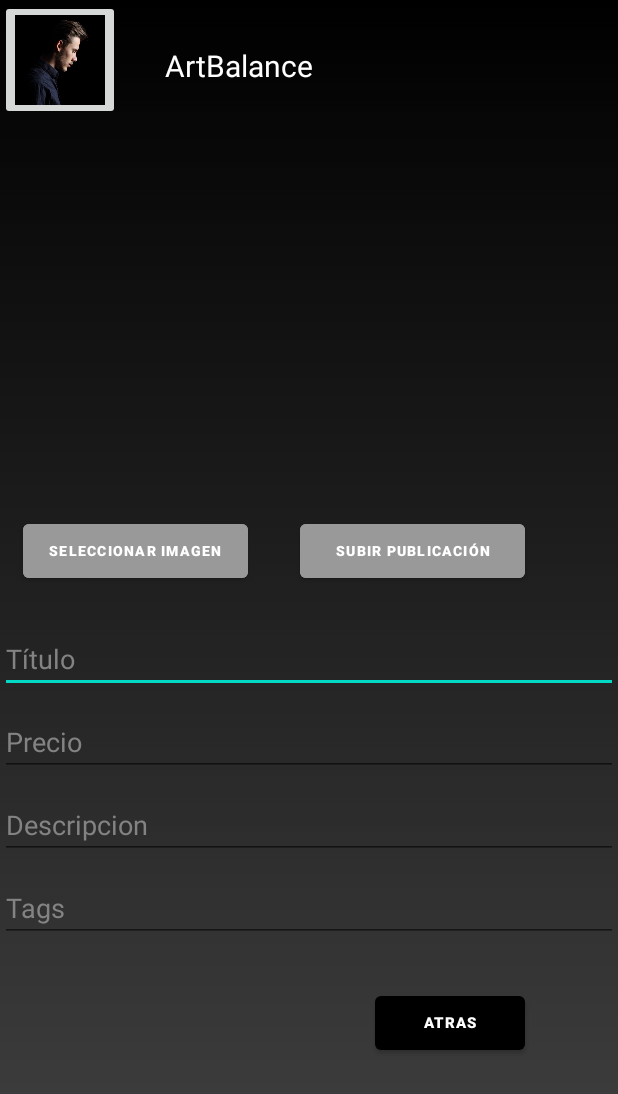
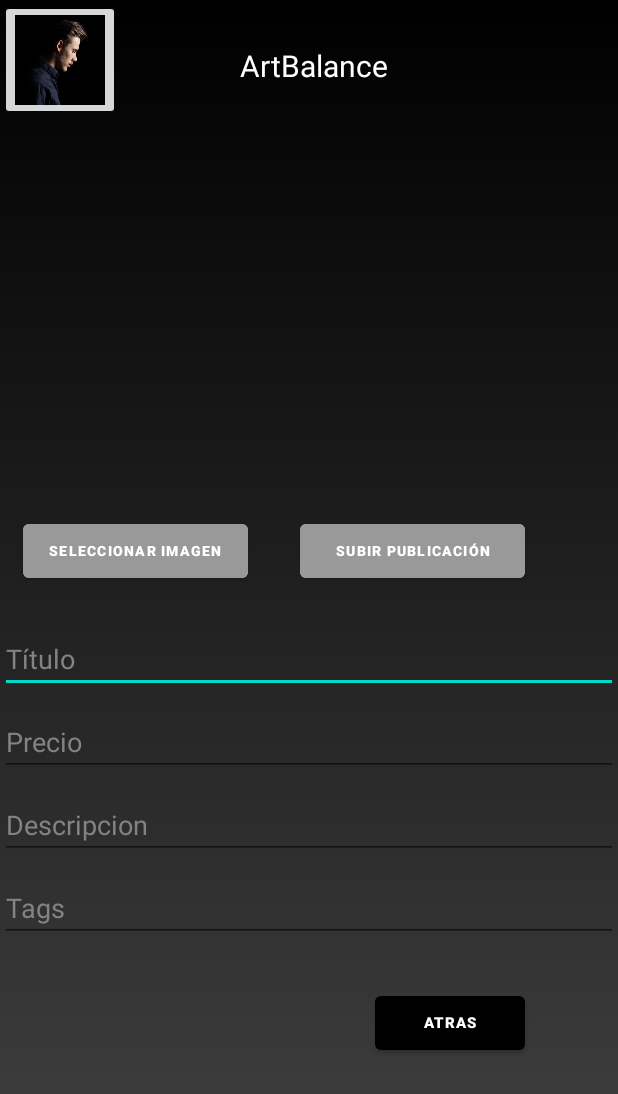
Before and after one commit to Naza-Calampuca/ArtBalance, an Android app: the SuirPublicacion screen opened directly, with no data from a screen before it, on a phone screen of 412 x 824 dp. Shown: the top 1094 px of the screen. Run offline under Robolectric (Android 15) with nearby library versions, the phone set to English and light mode, and no system bars; our stand-ins replace Firebase (no records; nobody signed in at launch, a user with empty details on screens opened directly).

Commit message:
Cambiando a Relative 3.0

```diff
--- a/app/src/main/res/layout/activity_suir_publicacion.xml
+++ b/app/src/main/res/layout/activity_suir_publicacion.xml
@@ -27,7 +27,7 @@
             android:text="ArtBalance"
             android:textColor="@color/white"
             android:textSize="20dp"
-            android:layout_marginStart="110dp"
+            android:layout_marginStart="160dp"
             android:layout_marginTop="30dp"/>
 
         <ImageView
```
Also changed, not shown: app/src/main/java/com/example/artbalance/ComprarImagen.java (+26 -4 lines).
